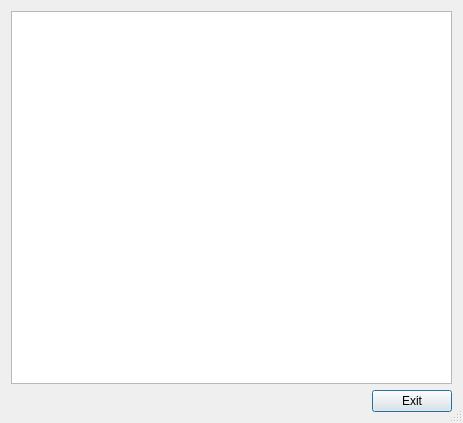
The window that timetabledisplay.ui (expers-vis/ICP) describes before a commit, drawn with Qt 5.
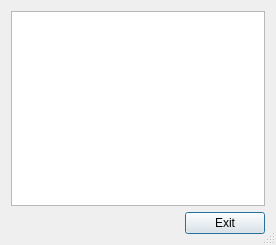
The same window after the commit.

Commit message: lepší vypis

The edit to the form file:
```diff
--- a/timetabledisplay.ui
+++ b/timetabledisplay.ui
@@ -6,12 +6,12 @@
    <rect>
     <x>0</x>
     <y>0</y>
-    <width>463</width>
-    <height>423</height>
+    <width>276</width>
+    <height>245</height>
    </rect>
   </property>
   <property name="sizePolicy">
-   <sizepolicy hsizetype="Minimum" vsizetype="Minimum">
+   <sizepolicy hsizetype="Expanding" vsizetype="Expanding">
     <horstretch>0</horstretch>
     <verstretch>0</verstretch>
    </sizepolicy>
```
The commit also changes 1 other file.
